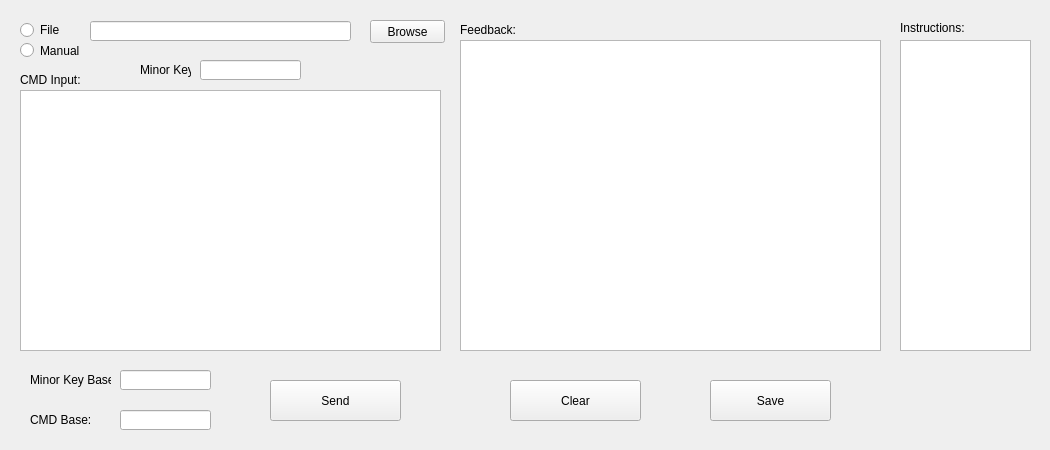
Donn13Darko/uC_Interfacer, file src/user-interfaces/gui-custom-cmd.ui: the form before one commit.
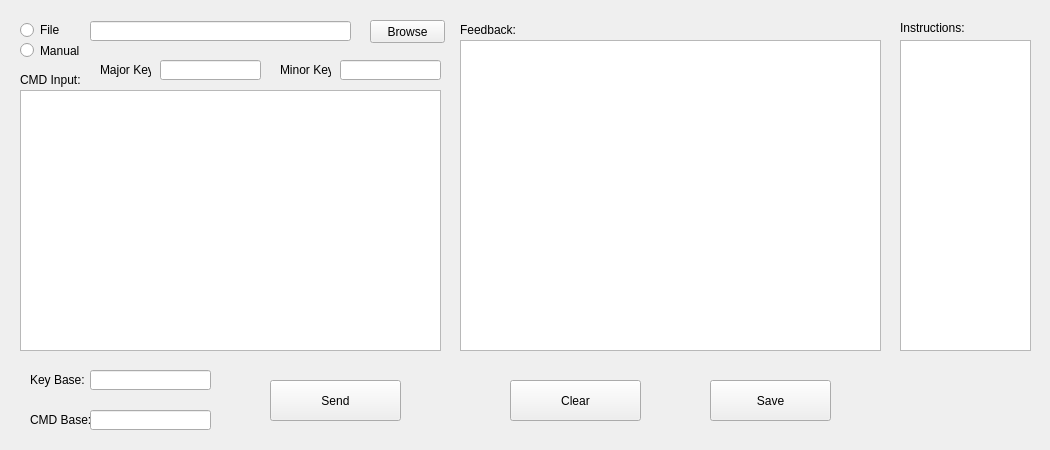
The form after the commit.

Diff of the .ui file:
```diff
--- a/src/user-interfaces/gui-custom-cmd.ui
+++ b/src/user-interfaces/gui-custom-cmd.ui
@@ -16,7 +16,7 @@
   <widget class="QLabel" name="MinorKey_Label">
    <property name="geometry">
     <rect>
-     <x>140</x>
+     <x>280</x>
      <y>60</y>
      <width>51</width>
      <height>20</height>
@@ -42,7 +42,7 @@
   <widget class="QLineEdit" name="MinorKey_LineEdit">
    <property name="geometry">
     <rect>
-     <x>200</x>
+     <x>340</x>
      <y>60</y>
      <width>101</width>
      <height>20</height>
@@ -54,12 +54,12 @@
     <rect>
      <x>30</x>
      <y>370</y>
-     <width>81</width>
+     <width>61</width>
      <height>20</height>
     </rect>
    </property>
    <property name="text">
-    <string>Minor Key Base:</string>
+    <string>Key Base:</string>
    </property>
   </widget>
   <widget class="QLabel" name="label_4">
@@ -67,7 +67,7 @@
     <rect>
      <x>30</x>
      <y>410</y>
-     <width>81</width>
+     <width>61</width>
      <height>20</height>
     </rect>
    </property>
@@ -258,9 +258,9 @@
   <widget class="QLineEdit" name="MinorKeyBase_LineEdit">
    <property name="geometry">
     <rect>
-     <x>120</x>
+     <x>90</x>
      <y>370</y>
-     <width>91</width>
+     <width>121</width>
      <height>20</height>
     </rect>
    </property>
@@ -268,9 +268,32 @@
   <widget class="QLineEdit" name="customCMDBase_LineEdit">
    <property name="geometry">
     <rect>
-     <x>120</x>
+     <x>90</x>
      <y>410</y>
-     <width>91</width>
+     <width>121</width>
+     <height>20</height>
+    </rect>
+   </property>
+  </widget>
+  <widget class="QLabel" name="MajorKey_Label">
+   <property name="geometry">
+    <rect>
+     <x>100</x>
+     <y>60</y>
+     <width>51</width>
+     <height>20</height>
+    </rect>
+   </property>
+   <property name="text">
+    <string>Major Key:</string>
+   </property>
+  </widget>
+  <widget class="QLineEdit" name="MajorKey_LineEdit">
+   <property name="geometry">
+    <rect>
+     <x>160</x>
+     <y>60</y>
+     <width>101</width>
      <height>20</height>
     </rect>
    </property>
```
Left out of the diff: 4 changed lines with no effect on the pictures.
